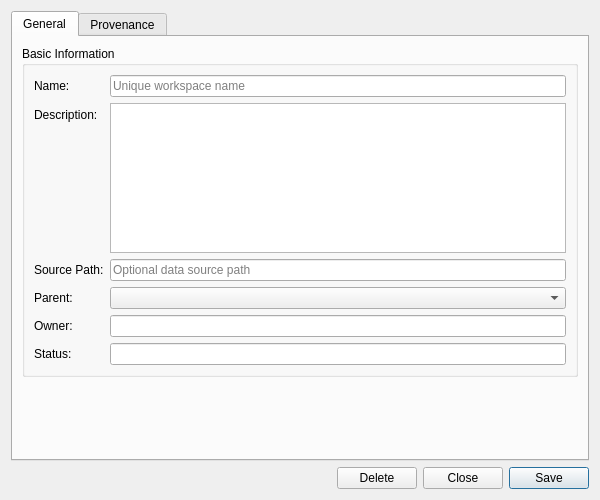
Qt form projects/ores.qt.workspace/ui/WorkspaceDetailDialog.ui (OreStudio/OreStudio) before a commit.
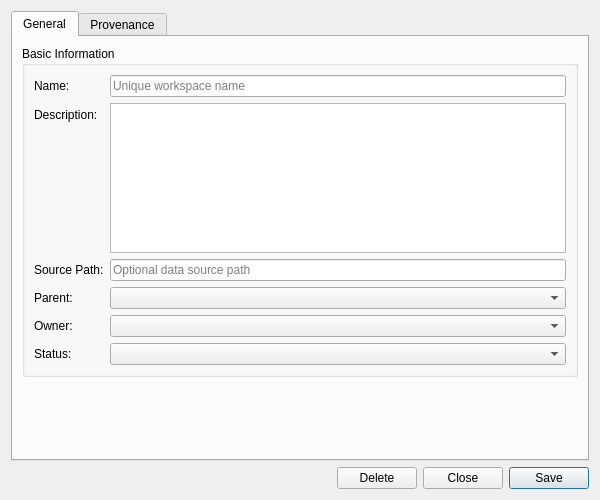
The same form after that commit. Custom widgets are drawn as their Qt base class.

Commit message: [workspace] Owner combobox, status badge combobox, owner_id DB validation

What changed in the file:
```diff
--- a/projects/ores.qt.workspace/ui/WorkspaceDetailDialog.ui
+++ b/projects/ores.qt.workspace/ui/WorkspaceDetailDialog.ui
@@ -114,9 +114,9 @@
            </widget>
           </item>
           <item row="4" column="1">
-           <widget class="QLineEdit" name="ownerEdit">
-            <property name="placeholderText">
-             <string></string>
+           <widget class="QComboBox" name="ownerCombo">
+            <property name="toolTip">
+             <string>Select owning account (username [UUID])</string>
             </property>
            </widget>
           </item>
@@ -128,9 +128,9 @@
            </widget>
           </item>
           <item row="5" column="1">
-           <widget class="QLineEdit" name="statusEdit">
-            <property name="placeholderText">
-             <string></string>
+           <widget class="QComboBox" name="statusCombo">
+            <property name="toolTip">
+             <string>Select workspace status</string>
             </property>
            </widget>
           </item>
```
The commit also changes 8 other files.
